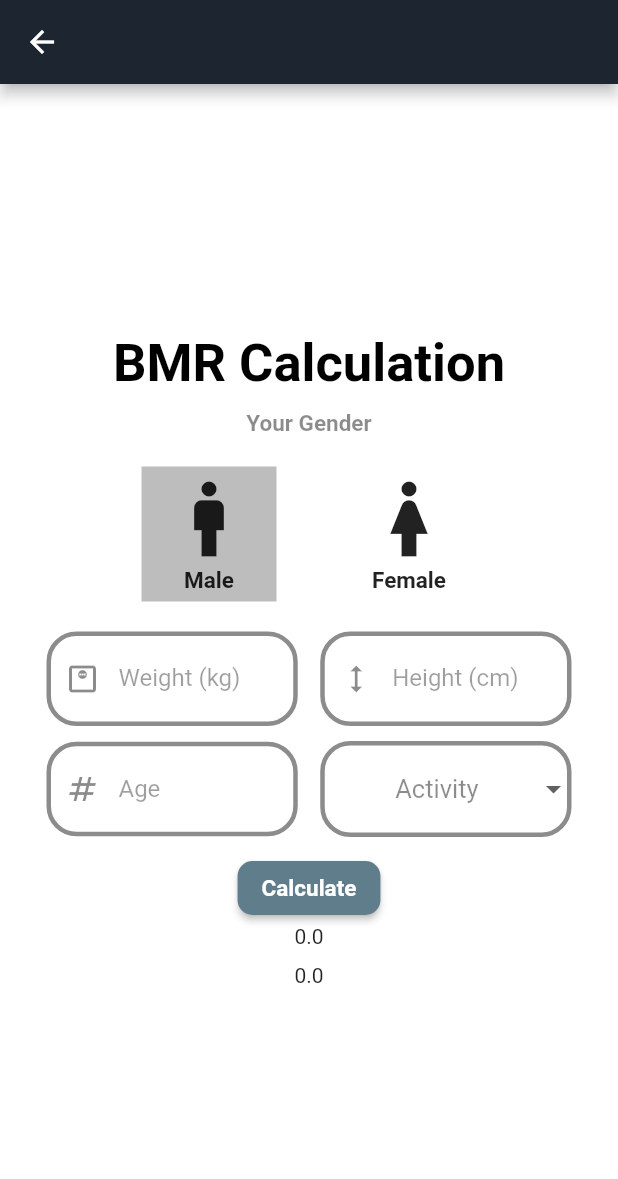
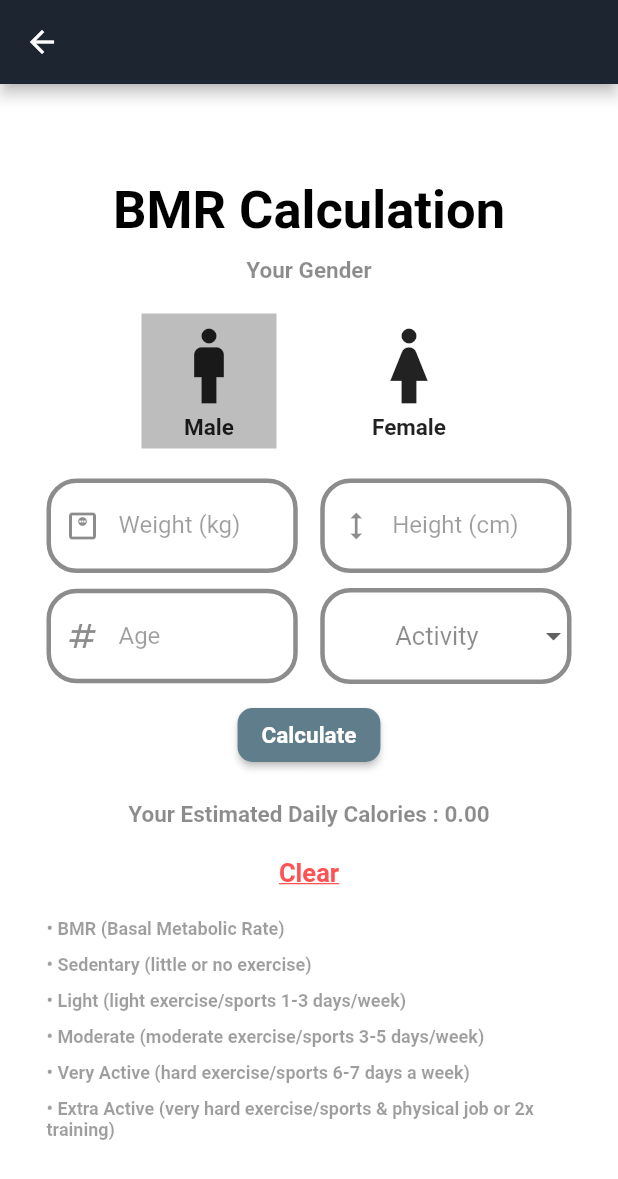
Before and after one commit to cp1-dmanicani/calculator, a Flutter app: the BMRCalculation screen opened directly, on a phone screen of 412 x 824 dp. Shown: the top 1179 px of the screen. Run offline on Flutter 3.47's test engine with Material 2 defaults, Android fonts, the light colour scheme and no system bars; our stand-ins replace math_expressions; missing offline and left inert: gauges.

Commit message:
Finished the feature to computer BMR with and without activity.

```diff
--- a/lib/other_conversions.dart
+++ b/lib/other_conversions.dart
@@ -56,9 +56,9 @@ class _BMI extends State<BMI> {
     return Scaffold(
       appBar: AppBar(
         backgroundColor: const Color(0xFF1d2630),
-        title: Row(
+        title: const Row(
           mainAxisAlignment: MainAxisAlignment.end,
-          children: const [
+          children: [
             SizedBox(
               width: 10,
             ),
@@ -73,13 +73,13 @@ class _BMI extends State<BMI> {
         color: Colors.white,
         padding: EdgeInsets.all(20),
         child: Center(
-          child: Container(
+          child: SizedBox(
             width: 350,
             child: SingleChildScrollView(
               child: Column(
                 mainAxisAlignment: MainAxisAlignment.center,
                 children: [
-                  Text(
+                  const Text(
                     'BMI',
                     textAlign: TextAlign.center,
                     style: TextStyle(
@@ -178,7 +178,7 @@ class _BMI extends State<BMI> {
                   const SizedBox(
                     height: 11,
                   ),
-                  Divider(
+                  const Divider(
                     height: 3,
                     color: Colors.black54,
                   ),
@@ -214,28 +214,28 @@ class _BMI extends State<BMI> {
                         radius: 0.6,
                         width: 0.3,
                         segments: [
-                          RadialGaugeSegment(
+                          const RadialGaugeSegment(
                             minValue: 0,
                             maxValue: 18.5,
                             minAngle: -90,
                             maxAngle: -23,
                             color: Colors.blue,
                           ),
-                          RadialGaugeSegment(
+                          const RadialGaugeSegment(
                             minValue: 18.6,
                             maxValue: 24.9,
                             minAngle: -23,
                             maxAngle: 0,
                             color: Colors.green,
                           ),
-                          RadialGaugeSegment(
+                          const RadialGaugeSegment(
                             minValue: 25,
                             maxValue: 29.9,
                             minAngle: 0,
                             maxAngle: 18,
                             color: Colors.orange,
                           ),
-                          RadialGaugeSegment(
+                          const RadialGaugeSegment(
                             minValue: 30,
                             maxValue: 50,
                             minAngle: 18,
@@ -312,15 +312,15 @@ class _BodyFatCalculation extends State<BodyFatCalculation> {
 
       body: Container(
         color: Colors.white,
-        padding: EdgeInsets.all(5),
+        padding: const EdgeInsets.all(5),
         child: Center(
-          child: Container(
+          child: SizedBox(
             width: 350,
             child: SingleChildScrollView(
               child: Column(
                 mainAxisAlignment: MainAxisAlignment.start,
                 children: [
-                  Text(
+                  const Text(
                     'Body Fat Calculation',
                     textAlign: TextAlign.justify,
                     style: TextStyle(
@@ -330,7 +330,7 @@ class _BodyFatCalculation extends State<BodyFatCalculation> {
                     ),
                   ),
                   SizedBox(height: 10,),
-                  Text(
+                  const Text(
                       'Your Gender',
                     style: TextStyle(
                       fontSize: 15,
@@ -359,7 +359,7 @@ class _BodyFatCalculation extends State<BodyFatCalculation> {
                                 Container(height: 5,),
                                 Icon(Icons.man, size: 60,),
                                 Container(height: 2,),
-                                Text('Male',
+                                const Text('Male',
                                     textAlign: TextAlign.center,
                                     style: TextStyle(
                                         fontWeight: FontWeight.w700,
@@ -386,7 +386,7 @@ class _BodyFatCalculation extends State<BodyFatCalculation> {
                                 Container(height: 5,),
                                 Icon(Icons.woman, size: 60,),
                                 Container(height: 2,),
-                                Text('Female',
+                                const Text('Female',
                                   textAlign: TextAlign.center,
                                   style: TextStyle(
                                     fontWeight: FontWeight.w700,
@@ -614,7 +614,7 @@ class _BodyFatCalculation extends State<BodyFatCalculation> {
                                       mainAxisAlignment: MainAxisAlignment.start,
                                       children: <Widget>[
                                         Container(height: 20,),
-                                        Text(
+                                        const Text(
                                           'RESULT',
                                           textAlign: TextAlign.center,
                                           style: TextStyle(
@@ -625,7 +625,7 @@ class _BodyFatCalculation extends State<BodyFatCalculation> {
                                         Container(height: 10,),
                                         Column(
                                           children: [
-                                            Container(
+                                            SizedBox(
                                               height: 300,
                                               width: 350,
                                               child: Column(
@@ -639,9 +639,9 @@ class _BodyFatCalculation extends State<BodyFatCalculation> {
                                                         Text(
                                                           'Body Fat (U.S. Navy Method) : ${bodyFatPercentage.toStringAsFixed(2)}%',
                                                           textAlign: TextAlign.left,
-                                                          style: TextStyle(
+                                                          style: const TextStyle(
                                                               fontWeight: FontWeight.bold,
-                                                              fontSize: 18,
+                                                              fontSize: 16,
                                                               color: Colors.black54
                                                           ),
                                                         ),
@@ -655,18 +655,18 @@ class _BodyFatCalculation extends State<BodyFatCalculation> {
                                                       mainAxisAlignment: MainAxisAlignment.start,
                                                       children: [
                                                         Text(
-                                                          'Body Fat Category : ${bodyFatCategory}',
+                                                          'Body Fat Category : $bodyFatCategory',
                                                           textAlign: TextAlign.left,
-                                                          style: TextStyle(
+                                                          style: const TextStyle(
                                                               fontWeight: FontWeight.bold,
-                                                              fontSize: 18,
+                                                              fontSize: 16,
                                                               color: Colors.black54
                                                           ),
                                                         ),
                                                       ],
                                                     ),
                                                   ),
-                                                  Divider(),
+                                                  const Divider(),
                                                   Padding(
                                                     padding: const EdgeInsets.fromLTRB(10, 0, 0, 0),
                                                     child: Row(
@@ -675,16 +675,16 @@ class _BodyFatCalculation extends State<BodyFatCalculation> {
                                                         Text(
                                                           'Body Fat Mass : ${fatMass.toStringAsFixed(2)} kg',
                                                           textAlign: TextAlign.left,
-                                                          style: TextStyle(
+                                                          style: const TextStyle(
                                                               fontWeight: FontWeight.bold,
-                                                              fontSize: 18,
+                                                              fontSize: 16,
                                                               color: Colors.black54
                                                           ),
                                                         ),
                                                       ],
                                                     ),
                                                   ),
-                                                  Divider(),
+                                                  const Divider(),
                                                   Padding(
                                                     padding: const EdgeInsets.fromLTRB(10, 0, 0, 0),
                                                     child: Row(
@@ -693,9 +693,9 @@ class _BodyFatCalculation extends State<BodyFatCalculation> {
                                                         Text(
                                                           'Lean Body Mass : ${leanMass.toStringAsFixed(2)} kg',
                                                           textAlign: TextAlign.left,
-                                                          style: TextStyle(
+                                                          style: const TextStyle(
                                                               fontWeight: FontWeight.bold,
-                                                              fontSize: 18,
+                                                              fontSize: 16,
                                                               color: Colors.black54
                                                           ),
                                                         ),
@@ -711,9 +711,9 @@ class _BodyFatCalculation extends State<BodyFatCalculation> {
                                                         Text(
                                                           'Ideal Body Fat for Given Age : ${idealBodyFatForAge.toStringAsFixed(2)}%',
                                                           textAlign: TextAlign.left,
-                                                          style: TextStyle(
+                                                          style: const TextStyle(
                                                               fontWeight: FontWeight.bold,
-                                                              fontSize: 18,
+                                                              fontSize: 16,
                                                               color: Colors.black54
                                                           ),
                                                         ),
@@ -729,9 +729,9 @@ class _BodyFatCalculation extends State<BodyFatCalculation> {
                                                         Text(
                                                           'Body Fat to Lose to Reach Ideal : ${bodyFatToLoseToReachIdeal.toStringAsFixed(2)} kg',
                                                           textAlign: TextAlign.left,
-                                                          style: TextStyle(
+                                                          style: const TextStyle(
                                                               fontWeight: FontWeight.bold,
-                                                              fontSize: 18,
+                                                              fontSize: 16,
                                                               color: Colors.black54
                                                           ),
                                                         ),
@@ -744,9 +744,8 @@ class _BodyFatCalculation extends State<BodyFatCalculation> {
                                             ),
                                           ],
                                         ),
-                                        SizedBox(height: 10,),
+                                        const SizedBox(height: 10,),
                                         ElevatedButton(
-                                          child: const Text('Close'),
                                           onPressed: () => Navigator.pop(context),
                                           style: ButtonStyle(
                                             shape: MaterialStateProperty.all<RoundedRectangleBorder>(
@@ -755,6 +754,7 @@ class _BodyFatCalculation extends State<BodyFatCalculation> {
                                               ),
                                             ),
                                           ),
+                                          child: const Text('Close'),
                                         ),
                                       ],
                                     ),
@@ -774,6 +774,29 @@ class _BodyFatCalculation extends State<BodyFatCalculation> {
                       style: TextStyle(
                         fontWeight: FontWeight.bold,
                         fontSize: 15,
+                      ),
+                    ),
+                  ),
+                  const SizedBox(height: 10,),
+                  GestureDetector(
+                    onTap: () {
+                      setState(() {
+                        genderVal = 0; //Male
+                        ageControlText.clear();
+                        weightControlText.clear();
+                        heightControlText.clear();
+                        neckControlText.clear();
+                        waistControlText.clear();
+                        hipControlText.clear();
+                      });
+                    },
+                    child: const Text(
+                      'Clear',
+                      style: TextStyle(
+                        fontWeight: FontWeight.w700,
+                        color: Colors.redAccent,
+                        fontSize: 17,
+                        decoration: TextDecoration.underline,
                       ),
                     ),
                   ),
@@ -797,9 +820,10 @@ class BMRCalculation extends StatefulWidget {
 class _BMRCalculation extends State<BMRCalculation> {
   int genderVal = 0;
   bool isShow = true;
-  String activityDropDownVal = 'BMR';
+  late String activityDropDownVal;
   double bmrFemale = 0.0;
   double bmrMale = 0.0;
+  double bmrVal = 0.0;
 
   var ageControlText = TextEditingController();
   var weightControlText = TextEditingController();
@@ -818,13 +842,13 @@ class _BMRCalculation extends State<BMRCalculation> {
         color: Colors.white,
         padding: EdgeInsets.all(20.0),
         child: Center(
-          child: Container(
+          child: SizedBox(
             width: 350,
             child: SingleChildScrollView(
               child: Column(
                 mainAxisAlignment: MainAxisAlignment.start,
                 children: [
-                  Text(
+                  const Text(
                     'BMR Calculation',
                     textAlign: TextAlign.justify,
                     style: TextStyle(
@@ -834,7 +858,7 @@ class _BMRCalculation extends State<BMRCalculation> {
                     ),
                   ),
                   SizedBox(height: 10,),
-                  Text(
+                  const Text(
                     'Your Gender',
                     style: TextStyle(
                       fontSize: 15,
@@ -863,7 +887,7 @@ class _BMRCalculation extends State<BMRCalculation> {
                                 Container(height: 5,),
                                 Icon(Icons.man, size: 60,),
                                 Container(height: 2,),
-                                Text('Male',
+                                const Text('Male',
                                   textAlign: TextAlign.center,
                                   style: TextStyle(
                                     fontWeight: FontWeight.w700,
@@ -890,7 +914,7 @@ class _BMRCalculation extends State<BMRCalculation> {
                                 Container(height: 5,),
                                 Icon(Icons.woman, size: 60,),
                                 Container(height: 2,),
-                                Text('Female',
+                                const Text('Female',
                                   textAlign: TextAlign.center,
                                   style: TextStyle(
                                     fontWeight: FontWeight.w700,
@@ -925,7 +949,7 @@ class _BMRCalculation extends State<BMRCalculation> {
                           keyboardType: TextInputType.number,
                         ),
                       ),
-                      SizedBox(
+                      const SizedBox(
                         width: 15,
                       ),
                       Expanded(
@@ -971,7 +995,7 @@ class _BMRCalculation extends State<BMRCalculation> {
                           keyboardType: TextInputType.number,
                         ),
                       ),
-                      SizedBox(
+                      const SizedBox(
                         width: 15,
                       ),
                       Expanded(
@@ -981,7 +1005,7 @@ class _BMRCalculation extends State<BMRCalculation> {
                             enabledBorder: myInputBorder(),
                             focusedBorder: myInputBorder(),
                           ),
-                          style: TextStyle(
+                          style: const TextStyle(
                             fontSize: 20,
                             color: Colors.black45,
                           ),
@@ -998,14 +1022,14 @@ class _BMRCalculation extends State<BMRCalculation> {
                               child: Center(
                                 child: Text(
                                   value,
-                                  style: TextStyle(
+                                  style: const TextStyle(
                                     fontSize: 20,
                                     color: Colors.black45,),
                                 ),
                               ),
                             );
                           }).toList(),
-                          hint: Align(
+                          hint: const Align(
                               alignment: Alignment.center,
                               child: Text(
                                   'Activity',
@@ -1023,7 +1047,7 @@ class _BMRCalculation extends State<BMRCalculation> {
                       ),
                     ],
                   ),
-                  SizedBox(height: 10,),
+                  const SizedBox(height: 10,),
                   ElevatedButton(
                     style: ButtonStyle(
                       shape: MaterialStateProperty.all<RoundedRectangleBorder>(
@@ -1047,52 +1071,31 @@ class _BMRCalculation extends State<BMRCalculation> {
                       //If gender is female
                       if (genderVal==1) {
                         switch (activityDropDownVal) {
-                          case 'BMR':
-                            bmrFemale = bmrFemale * 1;
-                            break;
-                          case 'Sedentary':
-                            bmrFemale = bmrFemale * 1.2;
-                            break;
-                          case 'Light':
-                            bmrFemale = bmrFemale * 1.375;
-                            break;
-                          case 'Moderate':
-                            bmrFemale = bmrFemale * 1.55;
-                            break;
-                          case 'Very Active':
-                            bmrFemale = bmrFemale * 1.725;
-                            break;
-                          case 'Extra Active':
-                            bmrFemale = bmrFemale * 1.9;
-                            break;
+                          case 'BMR': bmrFemale = bmrFemale * 1; break;
+                          case 'Sedentary': bmrFemale = bmrFemale * 1.2; break;
+                          case 'Light': bmrFemale = bmrFemale * 1.375; break;
+                          case 'Moderate': bmrFemale = bmrFemale * 1.55; break;
+                          case 'Very Active': bmrFemale = bmrFemale * 1.725; break;
+                          case 'Extra Active': bmrFemale = bmrFemale * 1.9; break;
                         }
+                        bmrVal = bmrFemale;
                       }
                       //If gender is male
                       else {
                         switch (activityDropDownVal) {
-                          case 'BMR':
-                            bmrMale = bmrMale * 1;
-                            break;
-                          case 'Sedentary':
-                            bmrMale = bmrMale * 1.2;
-                            break;
-                          case 'Light':
-                            bmrMale = bmrMale * 1.375;
-                            break;
-                          case 'Moderate':
-                            bmrMale = bmrMale * 1.55;
-                            break;
-                          case 'Very Active':
-                            bmrMale = bmrMale * 1.725;
-                            break;
-                          case 'Extra Active':
-                            bmrMale = bmrMale * 1.9;
-                            break;
+                          case 'BMR': bmrMale = bmrMale * 1; break;
+                          case 'Sedentary': bmrMale = bmrMale * 1.2; break;
+                          case 'Light': bmrMale = bmrMale * 1.375; break;
+                          case 'Moderate': bmrMale = bmrMale * 1.55; break;
+                          case 'Very Active': bmrMale = bmrMale * 1.725; break;
+                          case 'Extra Active': bmrMale = bmrMale * 1.9; break;
                         }
+                        bmrVal = bmrMale;
                       }
                       setState(() {
                         bmrMale;
                         bmrFemale;
+                        bmrVal;
                       });
                     },
                     child: const Text(
@@ -1103,12 +1106,95 @@ class _BMRCalculation extends State<BMRCalculation> {
                       ),
                     ),
                   ),
+                  SizedBox(height: 20,),
                   Text(
-                    bmrMale.toString(),
+                    'Your Estimated Daily Calories : ${bmrVal.toStringAsFixed(2)}',
+                    style: const TextStyle(
+                      fontWeight: FontWeight.w700,
+                      color: Colors.black45,
+                      fontSize: 15,
+                    ),
                   ),
-                  SizedBox(height: 10,),
-                  Text(
-                    bmrFemale.toString(),
+                  SizedBox(height: 20,),
+                  GestureDetector(
+                    onTap: () {
+                      setState(() {
+                        genderVal = 0; //Female
+                        ageControlText.clear();
+                        weightControlText.clear();
+                        heightControlText.clear();
+                      });
+                    },
+                    child: const Text(
+                    'Clear',
+                    style: TextStyle(
+                      fontWeight: FontWeight.w700,
+                      color: Colors.redAccent,
+                      fontSize: 17,
+                      decoration: TextDecoration.underline,
+                    ),
+                   ),
+                  ),
+                  const SizedBox(height: 20,),
+                  Container(
+                    child: const Column(
+                      crossAxisAlignment: CrossAxisAlignment.start,
+                      children: [
+                        Text(
+                          '• BMR (Basal Metabolic Rate)',
+                          style: TextStyle(
+                            fontWeight: FontWeight.w700,
+                            color: Colors.black38,
+                            fontSize: 12,
+                          ),
+                        ),
+                        SizedBox(height: 10,),
+                        Text(
+                          '• Sedentary (little or no exercise)',
+                          style: TextStyle(
+                            fontWeight: FontWeight.w700,
+                            color: Colors.black38,
+                            fontSize: 12,
+                          ),
+                        ),
+                        SizedBox(height: 10,),
+                        Text(
+                          '• Light (light exercise/sports 1-3 days/week)',
+                          style: TextStyle(
+                            fontWeight: FontWeight.w700,
+                            color: Colors.black38,
+                            fontSize: 12,
+                          ),
+                        ),
+                        SizedBox(height: 10,),
+                        Text(
+                          '• Moderate (moderate exercise/sports 3-5 days/week)',
+                          style: TextStyle(
+                            fontWeight: FontWeight.w700,
+                            color: Colors.black38,
+                            fontSize: 12,
+                          ),
+                        ),
+                        SizedBox(height: 10,),
+                        Text(
+                          '• Very Active (hard exercise/sports 6-7 days a week)',
+                          style: TextStyle(
+                            fontWeight: FontWeight.w700,
+                            color: Colors.black38,
+                            fontSize: 12,
+                          ),
+                        ),
+                        SizedBox(height: 10,),
+                        Text(
+                          '• Extra Active (very hard exercise/sports & physical job or 2x training)',
+                          style: TextStyle(
+                            fontWeight: FontWeight.w700,
+                            color: Colors.black38,
+                            fontSize: 12,
+                          ),
+                        ),
+                      ],
+                    ),
                   ),
                 ],
               ),
```
